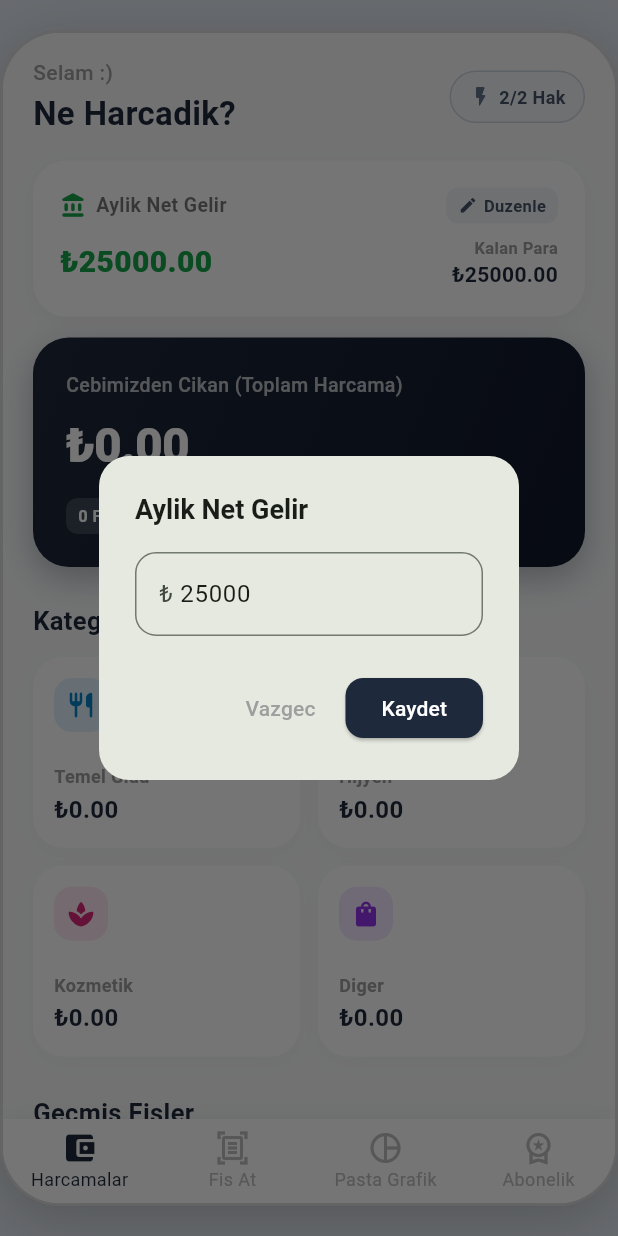
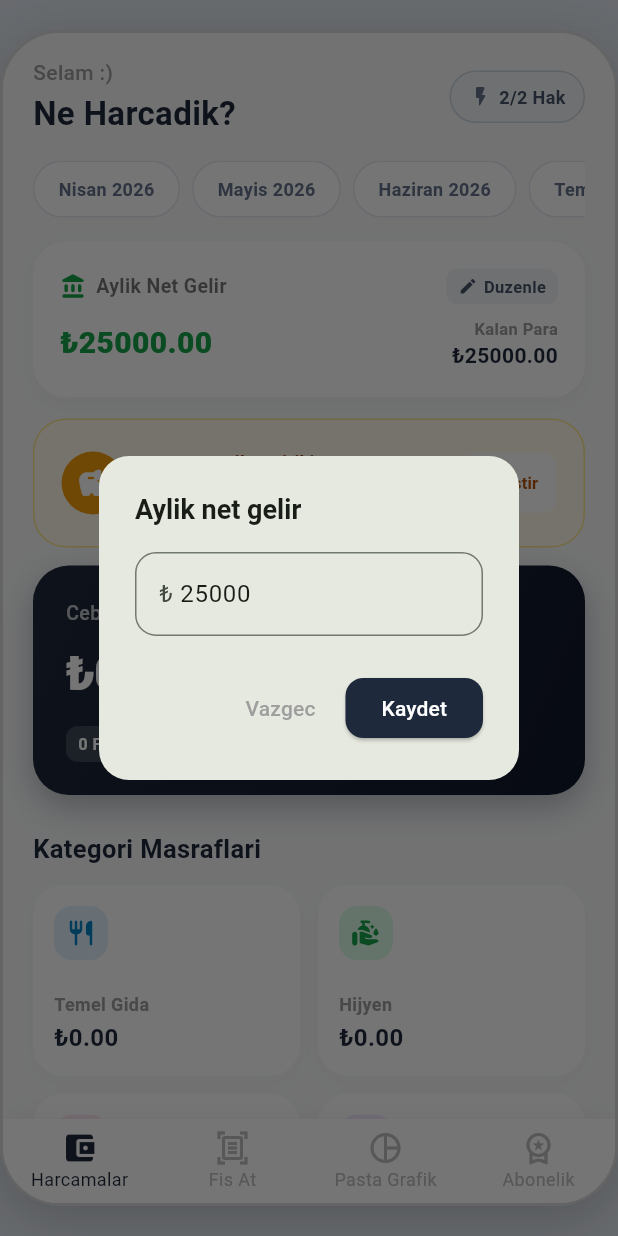
Before and after one commit to dandelionpuf/fis_hesaplayici, a Flutter app: the screen it shows after launch, after a tap on "Duzenle", on a phone screen of 412 x 824 dp. Run offline on Flutter 3.47's test engine with Material 3 defaults, Android fonts, the phone set to English and light mode, and no system bars; our stand-ins replace image_picker.

Commit message:
Update main.dart

```diff
--- a/lib/main.dart
+++ b/lib/main.dart
@@ -109,6 +109,13 @@ class Receipt {
   double get totalAmount => items.fold(0.0, (sum, item) => sum + item.price);
 }
 
+String getMonthName(int month) {
+  const months = [
+    'Ocak', 'Subat', 'Mart', 'Nisan', 'Mayis', 'Haziran', 'Temmuz', 'Agustos', 'Eylul', 'Ekim', 'Kasim', 'Aralik'
+  ];
+  return months[month - 1];
+}
+
 //ana ekran yonetimi
 class MainShellScreen extends StatefulWidget {
   const MainShellScreen({super.key});
@@ -123,11 +130,25 @@ class _MainShellScreenState extends State<MainShellScreen> {
   int _remainingDailyScans = 2;
   bool _isPremium = false;
   double _monthlyIncome = 25000.0; // varsayilan aylik gelir
+  double _savingsGoal = 5000.0;
+  DateTime _selectedMonth = DateTime(DateTime.now().year, DateTime.now().month);
   final List<Receipt> _receipts = []; // baslangicta sifir fis
 
   void _updateIncome(double newIncome) {
     setState(() {
       _monthlyIncome = newIncome;
+    });
+  }
+
+  void _updateSavings(double newSavings) {
+    setState(() {
+      _savingsGoal = newSavings;
+    });
+  }
+
+  void _changeMonth(DateTime newMonth) {
+    setState(() {
+      _selectedMonth = newMonth;
     });
   }
 
@@ -183,14 +204,21 @@ class _MainShellScreenState extends State<MainShellScreen> {
 
   @override
   Widget build(BuildContext context) {
+    final filteredReceipts = _receipts.where((r) {
+      return r.date.year == _selectedMonth.year && r.date.month == _selectedMonth.month;
+    }).toList();
     final List<Widget> pages = [
       DashboardScreen(
-        receipts: _receipts,
+        receipts: filteredReceipts,
         remainingScans: _remainingDailyScans,
         isPremium: _isPremium,
         monthlyIncome: _monthlyIncome,
+        savingsGoal: _savingsGoal,
         onUpdateIncome: _updateIncome,
+        onUpdateSavings: _updateSavings,
         onWatchAd: _watchRewardAd,
+        selectedMonth: _selectedMonth,
+        onMonthChanged: _changeMonth,
       ),
       ScanReceiptScreen(
         remainingScans: _remainingDailyScans,
@@ -258,6 +286,10 @@ class DashboardScreen extends StatelessWidget {
   final double monthlyIncome;
   final ValueChanged<double> onUpdateIncome;
   final VoidCallback onWatchAd;
+  final double  savingsGoal;
+  final ValueChanged<double> onUpdateSavings;
+  final DateTime selectedMonth;
+  final ValueChanged<DateTime> onMonthChanged;
 
   const DashboardScreen({
     super.key,
@@ -267,6 +299,10 @@ class DashboardScreen extends StatelessWidget {
     required this.monthlyIncome,
     required this.onUpdateIncome,
     required this.onWatchAd,
+    required this.savingsGoal,
+    required this.selectedMonth,
+    required this.onMonthChanged,
+    required this.onUpdateSavings,
   });
 
   double _categoryTotal(ExpenseCategory cat) {
@@ -282,18 +318,23 @@ class DashboardScreen extends StatelessWidget {
   double get _grandTotal => receipts.fold(0.0, (sum, r) => sum + r.totalAmount);
   double get _remainingBudget => monthlyIncome - _grandTotal;
 
-  void _showEditIncomeDialog(BuildContext context) {
-    final controller = TextEditingController(text: monthlyIncome.toStringAsFixed(0));
+  void _showEditNumberDialog({
+    required BuildContext context,
+    required String title,
+    required double currentValue,
+    required ValueChanged<double> onSave,
+  }) {
+    final controller = TextEditingController(text: currentValue.toStringAsFixed(0));
     showDialog(
       context: context,
       builder: (ctx) => AlertDialog(
         shape: RoundedRectangleBorder(borderRadius: BorderRadius.circular(20)),
-        title: const Text('Aylik Net Gelir', style: TextStyle(fontWeight: FontWeight.bold, fontSize: 18)),
+        title: Text(title, style: const TextStyle(fontWeight: FontWeight.bold, fontSize: 18)),
         content: TextField(
           controller: controller,
           keyboardType: TextInputType.number,
           decoration: const InputDecoration(
-            hintText: 'Orn: 30000',
+            hintText: 'Tutar gir',
             prefixText: '₺ ',
             border: OutlineInputBorder(borderRadius: BorderRadius.all(Radius.circular(14))),
           ),
@@ -311,7 +352,7 @@ class DashboardScreen extends StatelessWidget {
             onPressed: () {
               final val = double.tryParse(controller.text);
               if (val != null && val >= 0) {
-                onUpdateIncome(val);
+                onSave(val);
               }
               Navigator.pop(ctx);
             },
@@ -367,6 +408,47 @@ class DashboardScreen extends StatelessWidget {
               ),
             ),
           ],
+        ),
+
+        const SizedBox(height: 16),
+        SizedBox(
+          height: 38,
+          child: ListView.builder(
+            scrollDirection: Axis.horizontal,
+            itemCount: 6,
+            itemBuilder: (ctx, index) {
+              final now = DateTime.now();
+              //son 6 ay siralamasi
+              final m = DateTime(now.year, now.month - (5 - index));
+              final isSelected = m.year == selectedMonth.year && m.month == selectedMonth.month;
+
+              return GestureDetector(
+                onTap: () => onMonthChanged(m),
+                child: Container(
+                  margin: const EdgeInsets.only(right: 8),
+                  padding: const EdgeInsets.symmetric(horizontal: 16, vertical: 8),
+                  decoration: BoxDecoration(
+                    color: isSelected ? const Color(0xFF1E293B) : Colors.white,
+                    borderRadius: BorderRadius.circular(20),
+                    border: Border.all(
+                      color: isSelected ? const Color(0xFF1E293B) : const Color(0xFFE2E8F0),
+                ),
+              ),
+              child: Center(
+                    child: Text(
+                      '${getMonthName(m.month)} ${m.year}',
+                      style: TextStyle(
+                        fontSize: 12,
+                        fontWeight: FontWeight.bold,
+                        color: isSelected ? Colors.white : const Color(0xFF64748B),
+                      ),
+                    ),
+              ),
+                ),
+              );
+
+            },
+          ),
         ),
 
         // Hak bitince cikan reklam bari
@@ -434,7 +516,12 @@ class DashboardScreen extends StatelessWidget {
                     ],
                   ),
                   GestureDetector(
-                    onTap: () => _showEditIncomeDialog(context),
+                    onTap: () => _showEditNumberDialog(
+                      context: context,
+                      title: 'Aylik net gelir',
+                      currentValue: monthlyIncome,
+                      onSave: onUpdateIncome,
+                    ),
                     child: Container(
                       padding: const EdgeInsets.symmetric(horizontal: 8, vertical: 4),
                       decoration: BoxDecoration(
@@ -482,6 +569,63 @@ class DashboardScreen extends StatelessWidget {
 
         const SizedBox(height: 14),
 
+        //birikim kismi
+       // 2. BIRIKIM (KUMBARA) BOLMESI
+        Container(
+          padding: const EdgeInsets.all(18),
+          decoration: BoxDecoration(
+            color: const Color(0xFFFFFBEB),
+            borderRadius: BorderRadius.circular(22),
+            border: Border.all(color: const Color(0xFFFDE68A)),
+          ),
+          child: Row(
+            mainAxisAlignment: MainAxisAlignment.spaceBetween,
+            children: [
+              Row(
+                children: [
+                  Container(
+                    padding: const EdgeInsets.all(10),
+                    decoration: const BoxDecoration(
+                      color: Color(0xFFF59E0B),
+                      shape: BoxShape.circle,
+                    ),
+                    child: const Icon(Icons.savings_rounded, color: Colors.white, size: 22),
+                  ),
+                  const SizedBox(width: 12),
+                  Column(
+                    crossAxisAlignment: CrossAxisAlignment.start,
+                    children: [
+                      const Text(
+                        'Kenara Ayrilan Birikim',
+                        style: TextStyle(fontSize: 12, fontWeight: FontWeight.bold, color: Color(0xFF92400E)),
+                      ),
+                      const SizedBox(height: 2),
+                      Text(
+                        '₺${savingsGoal.toStringAsFixed(2)}',
+                        style: const TextStyle(fontSize: 18, fontWeight: FontWeight.w900, color: Color(0xFFB45309)),
+                      ),
+                    ],
+                  ),
+                ],
+              ),
+              TextButton(
+                onPressed: () => _showEditNumberDialog(
+                  context: context,
+                  title: 'Aylik Birikim Hedefin',
+                  currentValue: savingsGoal,
+                  onSave: onUpdateSavings,
+                ),
+                style: TextButton.styleFrom(
+                  backgroundColor: Colors.white,
+                  shape: RoundedRectangleBorder(borderRadius: BorderRadius.circular(10)),
+                ),
+                child: const Text('Degistir', style: TextStyle(color: Color(0xFFB45309), fontSize: 11, fontWeight: FontWeight.bold)),
+              ),
+            ],
+          ),
+        ),
+
+        const SizedBox(height: 12),
         // toplam harcama karti
         Container(
           padding: const EdgeInsets.all(22),
```
